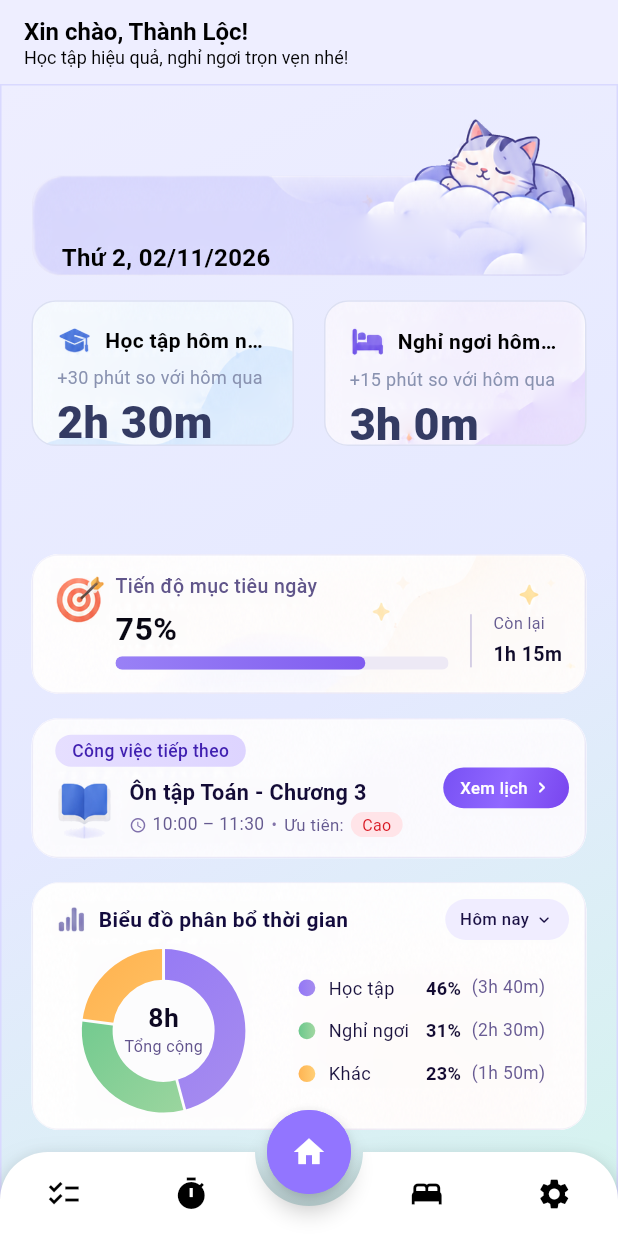
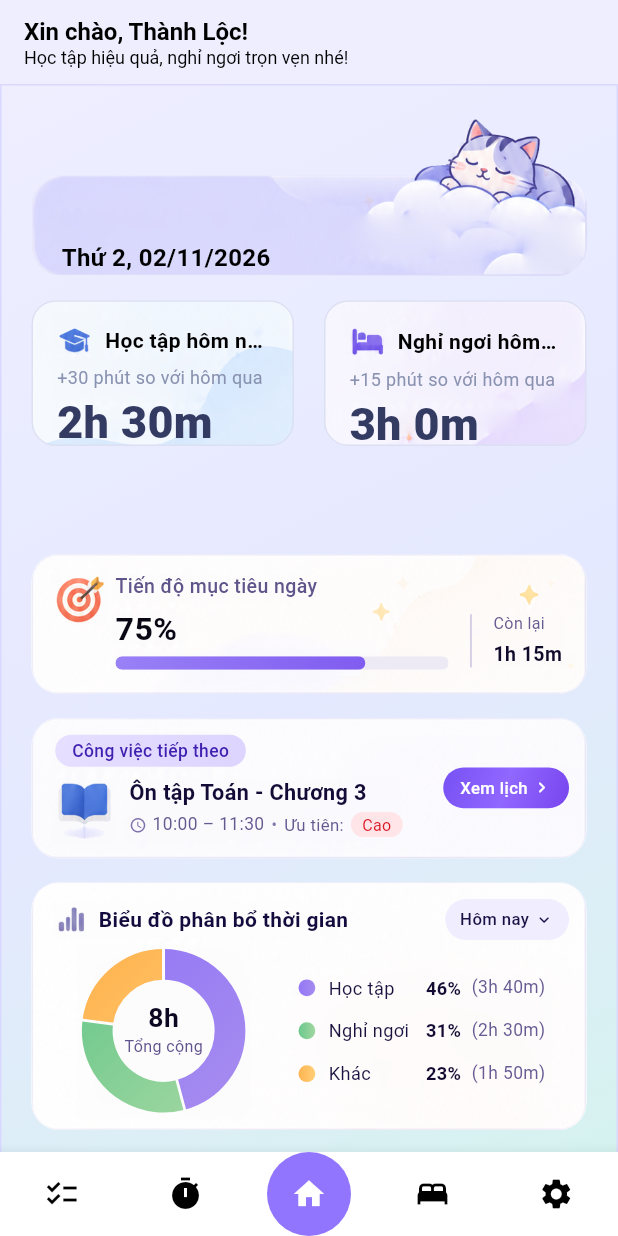
Before and after one commit to loc2406/SleepBuddy, a Flutter app: the screen it shows after launch, on a phone screen of 412 x 824 dp. Run offline on Flutter 3.47's test engine with Material 3 defaults, Android fonts, the phone set to English and light mode, and no system bars; drawn by our look-alikes of animated_bottom_navigation_bar, fl_chart; our stand-ins replace flutter_bloc, go_router, permission_handler, shared_preferences, sqflite; accounts and stored records are empty.

Commit message:
redesign bottom navigation by remove FAB

```diff
--- a/sleep_buddy/lib/features/home_screen.dart
+++ b/sleep_buddy/lib/features/home_screen.dart
@@ -18,7 +18,7 @@ class HomeScreen extends StatefulWidget {
 }
 
 class _HomeScreenState extends State<HomeScreen> {
-  int _currentIndex = 4;
+  int _currentIndex = 2;
   List<Widget> _screens = [];
   final DateTime selectedDate = DateTime(2026, 11, 3);
   late final List<DateTime> days;
@@ -129,6 +129,7 @@ class _HomeScreenState extends State<HomeScreen> {
           ),
         ],
       ),
+      OverviewScreen(),
       SleepScreen(
         data: SleepData(
           periodLabel: 'Đêm qua · 02 – 03/11',
@@ -178,7 +179,6 @@ class _HomeScreenState extends State<HomeScreen> {
         ],
       ),
       AnalyticsScreen(),
-      OverviewScreen(),
     ];
   }
 
@@ -189,21 +189,6 @@ class _HomeScreenState extends State<HomeScreen> {
         return Scaffold(
           extendBody: true,
           body: _screens[_currentIndex],
-          floatingActionButton: FloatingActionButton(
-            onPressed: () => setState(() {
-              _currentIndex = 4;
-            }),
-            shape: const CircleBorder(
-              side: BorderSide(color: ColorConstant.primary),
-            ),
-            backgroundColor: ColorConstant.primary,
-            foregroundColor: _currentIndex == 4
-                ? ColorConstant.white
-                : ColorConstant.black,
-            child: const Icon(Icons.home),
-          ),
-          floatingActionButtonLocation:
-              FloatingActionButtonLocation.centerDocked,
           bottomNavigationBar: _buildScreenWithBottomNav(),
         );
       },
@@ -214,6 +199,7 @@ class _HomeScreenState extends State<HomeScreen> {
     List<IconData> iconList = [
       Icons.checklist,
       Icons.timer,
+      Icons.home,
       Icons.bed,
       Icons.settings,
     ];
@@ -224,20 +210,31 @@ class _HomeScreenState extends State<HomeScreen> {
           _currentIndex = index;
         });
       },
-      gapLocation: GapLocation.center,
-      notchSmoothness: NotchSmoothness.softEdge,
       leftCornerRadius: 32,
       rightCornerRadius: 32,
+      gapLocation: GapLocation.none,
       elevation: 8,
       borderColor: Color(0xFFF0EDF5),
       shadow: const Shadow(color: Color(0x22000000), blurRadius: 12),
       borderWidth: 1,
       itemCount: iconList.length,
-      tabBuilder: (index, isActive) => Icon(
-        iconList[index],
-        size: 24,
-        color: isActive ? ColorConstant.primary : ColorConstant.black,
-      ),
+      tabBuilder: (index, isActive) => index == 2
+          ? Container(
+              decoration: BoxDecoration(
+                shape: BoxShape.circle,
+                color: ColorConstant.primary,
+              ),
+              child: Icon(
+                iconList[index],
+                size: 24,
+                color: isActive ? ColorConstant.white : ColorConstant.black,
+              ),
+            )
+          : Icon(
+              iconList[index],
+              size: 24,
+              color: isActive ? ColorConstant.primary : ColorConstant.black,
+            ),
     );
   }
 }
--- a/sleep_buddy/lib/features/report/presentation/screens/library_screen.dart
+++ b/sleep_buddy/lib/features/report/presentation/screens/library_screen.dart
@@ -3,7 +3,7 @@ import 'package:sleep_buddy/features/report/presentation/widgets/guide_card.dart
 import 'package:sleep_buddy/features/wellness/domain/model/models.dart';
 import 'package:sleep_buddy/features/wellness/presentation/widgets/app_shell.dart';
 import 'package:sleep_buddy/features/wellness/presentation/widgets/choice_strip.dart';
-import 'package:sleep_buddy/features/wellness/presentation/widgets/style.dart';
+import 'package:sleep_buddy/core/config/app_style.dart';
 
 /// Parent supplies the already-filtered article list. No fetching or search rules here.
 class LibraryScreen extends StatelessWidget {
@@ -92,6 +92,7 @@ class LibraryScreen extends StatelessWidget {
         title: 'Đọc một chút, áp dụng mỗi ngày',
         message: 'Bắt đầu với một thay đổi nhỏ trong lịch học.',
       ),
+      SizedBox(height: kBottomNavigationBarHeight),
     ],
   );
 }
--- a/sleep_buddy/lib/features/report/presentation/screens/report_screen.dart
+++ b/sleep_buddy/lib/features/report/presentation/screens/report_screen.dart
@@ -3,7 +3,7 @@ import 'package:sleep_buddy/features/report/presentation/widgets/report_cards.da
 import 'package:sleep_buddy/features/wellness/domain/model/models.dart';
 import 'package:sleep_buddy/features/wellness/presentation/widgets/app_shell.dart';
 import 'package:sleep_buddy/features/wellness/presentation/widgets/choice_strip.dart';
-import 'package:sleep_buddy/features/wellness/presentation/widgets/style.dart';
+import 'package:sleep_buddy/core/config/app_style.dart';
 
 class ReportScreen extends StatelessWidget {
   const ReportScreen({
--- a/sleep_buddy/lib/features/report/presentation/screens/settings_screen.dart
+++ b/sleep_buddy/lib/features/report/presentation/screens/settings_screen.dart
@@ -7,7 +7,7 @@ import 'package:sleep_buddy/features/report/presentation/widgets/setting/duratio
 import 'package:sleep_buddy/features/report/presentation/widgets/setting/notification_card.dart';
 import 'package:sleep_buddy/features/report/presentation/widgets/setting/theme_mode_card.dart';
 import 'package:sleep_buddy/features/wellness/domain/model/models.dart';
-import 'package:sleep_buddy/features/wellness/presentation/widgets/style.dart';
+import 'package:sleep_buddy/core/config/app_style.dart';
 
 class SettingsScreen extends StatefulWidget {
   const SettingsScreen({
--- a/sleep_buddy/lib/features/report/presentation/widgets/guide_card.dart
+++ b/sleep_buddy/lib/features/report/presentation/widgets/guide_card.dart
@@ -1,6 +1,6 @@
 import 'package:flutter/material.dart';
 import 'package:sleep_buddy/features/wellness/domain/model/models.dart';
-import 'package:sleep_buddy/features/wellness/presentation/widgets/style.dart';
+import 'package:sleep_buddy/core/config/app_style.dart';
 
 class GuideCard extends StatelessWidget {
   const GuideCard({super.key, required this.article, this.onOpen});
--- a/sleep_buddy/lib/features/report/presentation/widgets/report_cards.dart
+++ b/sleep_buddy/lib/features/report/presentation/widgets/report_cards.dart
@@ -3,7 +3,7 @@ import 'dart:math' as math;
 import 'package:fl_chart/fl_chart.dart';
 import 'package:flutter/material.dart';
 import 'package:sleep_buddy/features/wellness/domain/model/models.dart';
-import 'package:sleep_buddy/features/wellness/presentation/widgets/style.dart';
+import 'package:sleep_buddy/core/config/app_style.dart';
 
 class MetricCard extends StatelessWidget {
   const MetricCard({
--- a/sleep_buddy/lib/features/report/presentation/widgets/report_shell.dart
+++ b/sleep_buddy/lib/features/report/presentation/widgets/report_shell.dart
@@ -1,7 +1,7 @@
 import 'package:flutter/material.dart';
 import 'package:sleep_buddy/features/wellness/domain/model/models.dart';
 import 'package:sleep_buddy/features/wellness/presentation/widgets/choice_strip.dart';
-import 'package:sleep_buddy/features/wellness/presentation/widgets/style.dart';
+import 'package:sleep_buddy/core/config/app_style.dart';
 
 class ReportShell extends StatelessWidget {
   const ReportShell({
--- a/sleep_buddy/lib/features/report/presentation/widgets/setting/duration_card.dart
+++ b/sleep_buddy/lib/features/report/presentation/widgets/setting/duration_card.dart
@@ -1,7 +1,7 @@
 import 'package:flutter/material.dart';
 import 'package:sleep_buddy/features/report/presentation/widgets/setting/setting_row.dart';
 import 'package:sleep_buddy/features/wellness/domain/model/models.dart';
-import 'package:sleep_buddy/features/wellness/presentation/widgets/style.dart';
+import 'package:sleep_buddy/core/config/app_style.dart';
 
 class DurationCard extends StatelessWidget {
   const DurationCard({super.key, required this.settings});
--- a/sleep_buddy/lib/features/report/presentation/widgets/setting/notification_card.dart
+++ b/sleep_buddy/lib/features/report/presentation/widgets/setting/notification_card.dart
@@ -1,6 +1,6 @@
 import 'package:flutter/material.dart';
 import 'package:sleep_buddy/features/report/presentation/widgets/setting/setting_row.dart';
-import 'package:sleep_buddy/features/wellness/presentation/widgets/style.dart';
+import 'package:sleep_buddy/core/config/app_style.dart';
 
 class NotificationCard extends StatelessWidget {
   const NotificationCard({
--- a/sleep_buddy/lib/features/report/presentation/widgets/setting/setting_row.dart
+++ b/sleep_buddy/lib/features/report/presentation/widgets/setting/setting_row.dart
@@ -1,7 +1,7 @@
 import 'package:flutter/material.dart';
 import 'package:sleep_buddy/core/constants/color_constant.dart';
 
-import '../../../../wellness/presentation/widgets/style.dart';
+import '../../../../../core/config/app_style.dart';
 
 class SettingRow extends StatelessWidget {
   const SettingRow({
--- a/sleep_buddy/lib/features/report/presentation/widgets/setting/theme_mode_card.dart
+++ b/sleep_buddy/lib/features/report/presentation/widgets/setting/theme_mode_card.dart
@@ -1,6 +1,6 @@
 import 'package:flutter/material.dart';
 import 'package:sleep_buddy/features/wellness/presentation/widgets/choice_strip.dart';
-import 'package:sleep_buddy/features/wellness/presentation/widgets/style.dart';
+import 'package:sleep_buddy/core/config/app_style.dart';
 
 class ThemeModeCard extends StatelessWidget {
   const ThemeModeCard({super.key, required this.selected, this.onChanged});
--- a/sleep_buddy/lib/features/wellness/presentation/screens/sleep_screen.dart
+++ b/sleep_buddy/lib/features/wellness/presentation/screens/sleep_screen.dart
@@ -3,7 +3,7 @@ import 'package:sleep_buddy/features/report/presentation/widgets/guide_card.dart
 import 'package:sleep_buddy/features/wellness/domain/model/models.dart';
 import 'package:sleep_buddy/features/wellness/presentation/widgets/app_shell.dart';
 import 'package:sleep_buddy/features/wellness/presentation/widgets/sleep_cards.dart';
-import 'package:sleep_buddy/features/wellness/presentation/widgets/style.dart';
+import 'package:sleep_buddy/core/config/app_style.dart';
 
 class SleepScreen extends StatelessWidget {
   const SleepScreen(
--- a/sleep_buddy/lib/features/wellness/presentation/widgets/app_shell.dart
+++ b/sleep_buddy/lib/features/wellness/presentation/widgets/app_shell.dart
@@ -4,7 +4,7 @@ import 'package:flutter/material.dart';
 import 'package:sleep_buddy/features/wellness/domain/model/models.dart';
 
 import 'choice_strip.dart';
-import 'style.dart';
+import '../../../../core/config/app_style.dart';
 
 class WellnessShell extends StatelessWidget {
   const WellnessShell({
--- a/sleep_buddy/lib/features/wellness/presentation/widgets/choice_strip.dart
+++ b/sleep_buddy/lib/features/wellness/presentation/widgets/choice_strip.dart
@@ -2,7 +2,7 @@ import 'dart:math' as math;
 
 import 'package:flutter/material.dart';
 
-import 'style.dart';
+import '../../../../core/config/app_style.dart';
 
 /// Measures labels including system text scaling, then scrolls if needed.
 class ChoiceStrip<T> extends StatelessWidget {
--- a/sleep_buddy/lib/features/wellness/presentation/widgets/sleep_cards.dart
+++ b/sleep_buddy/lib/features/wellness/presentation/widgets/sleep_cards.dart
@@ -2,7 +2,7 @@ import 'package:flutter/material.dart';
 import 'package:sleep_buddy/features/report/presentation/widgets/setting/setting_row.dart';
 import 'package:sleep_buddy/features/wellness/domain/model/models.dart';
 import 'package:sleep_buddy/features/wellness/presentation/widgets/choice_strip.dart';
-import 'package:sleep_buddy/features/wellness/presentation/widgets/style.dart';
+import 'package:sleep_buddy/core/config/app_style.dart';
 
 class SleepSummaryCard extends StatelessWidget {
   const SleepSummaryCard({
```
Also changed, not shown: sleep_buddy/lib/core/config/app_style.dart (renamed from sleep_buddy/lib/features/wellness/presentation/widgets/style.dart).
